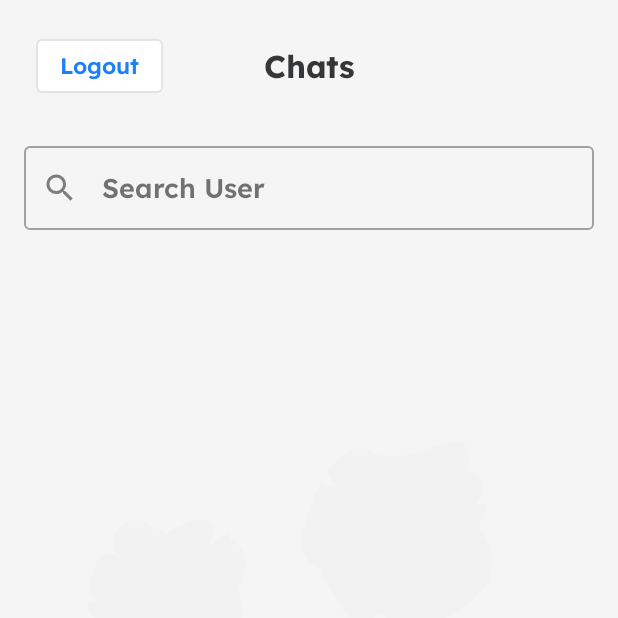
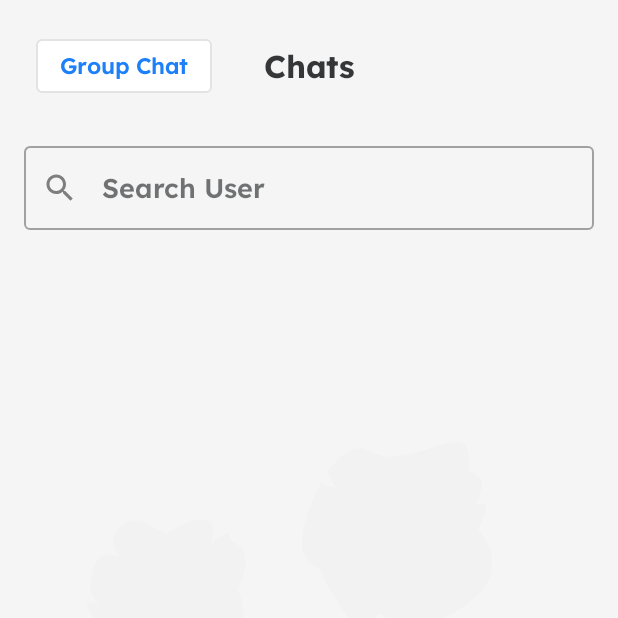
Before and after one commit to Ayush-Kotlin-Dev/InstaU---Frontend-Android-App, an Android app built with Jetpack Compose: the composable FriendListScreen shown on its own in the app's theme, on a phone screen of 412 x 824 dp, the top half of it. Run offline under Robolectric (Android 15) with nearby library versions, the phone set to English and light mode, and no system bars; libraries missing offline, so code that uses them is left out: com.ramcosta.composedestinations; 4 statements that could not run were skipped.

Commit message:
Added option to navigate to Anonymous group chat

```diff
--- a/app/src/main/java/ayush/ggv/instau/presentation/screens/chat/friends_list/FriendList.kt
+++ b/app/src/main/java/ayush/ggv/instau/presentation/screens/chat/friends_list/FriendList.kt
@@ -6,6 +6,7 @@ import androidx.compose.ui.platform.LocalLifecycleOwner
 import androidx.lifecycle.Lifecycle
 import androidx.lifecycle.LifecycleEventObserver
 import ayush.ggv.instau.presentation.screens.destinations.ChatRoomDestination
+import ayush.ggv.instau.presentation.screens.destinations.TestChatScreenDestination
 import com.ramcosta.composedestinations.annotation.Destination
 import com.ramcosta.composedestinations.navigation.DestinationsNavigator
 import org.koin.androidx.compose.koinViewModel
@@ -44,7 +45,9 @@ fun FriendList(
                 viewModel.currentUserId.longValue,
                 viewModel.token.value
             ).route)
-        }
+        },
+        onGroupChatClick = { navigator.navigate(TestChatScreenDestination) }
+
 
     )
 
--- a/app/src/main/java/ayush/ggv/instau/presentation/screens/chat/friends_list/FriendListScreen.kt
+++ b/app/src/main/java/ayush/ggv/instau/presentation/screens/chat/friends_list/FriendListScreen.kt
@@ -20,7 +20,8 @@ import ayush.ggv.instau.R
 @Composable
 fun FriendListScreen(
     friendListState: FriendListState,
-    onNavigateToChatScreen: (Long,String,String) -> Unit
+    onNavigateToChatScreen: (Long,String,String) -> Unit,
+    onGroupChatClick : () -> Unit
 ) {
     Box(
         modifier = Modifier
@@ -36,10 +37,11 @@ fun FriendListScreen(
                 OutlinedButton(
                     modifier = Modifier
                         .align(Alignment.CenterStart)
-                        .padding(8.dp), onClick = {
-                        TODO("Perform Logout")
+                        .padding(8.dp),
+                    onClick = {
+                        onGroupChatClick()
                     }) {
-                    Text(text = "Logout")
+                    Text(text = "Group Chat")
                 }
 
                 Text(
--- a/app/src/main/java/ayush/ggv/instau/presentation/screens/home/HomeScreenViewModel.kt
+++ b/app/src/main/java/ayush/ggv/instau/presentation/screens/home/HomeScreenViewModel.kt
@@ -48,7 +48,7 @@ class HomeScreenViewModel(
 
     var onBoardingUiState by mutableStateOf(OnBoardingUiState())
         private set
-    var newPostsAvailable by mutableStateOf(true)
+    var newPostsAvailable by mutableStateOf(false)
 
     init {
         fetchData()
```
